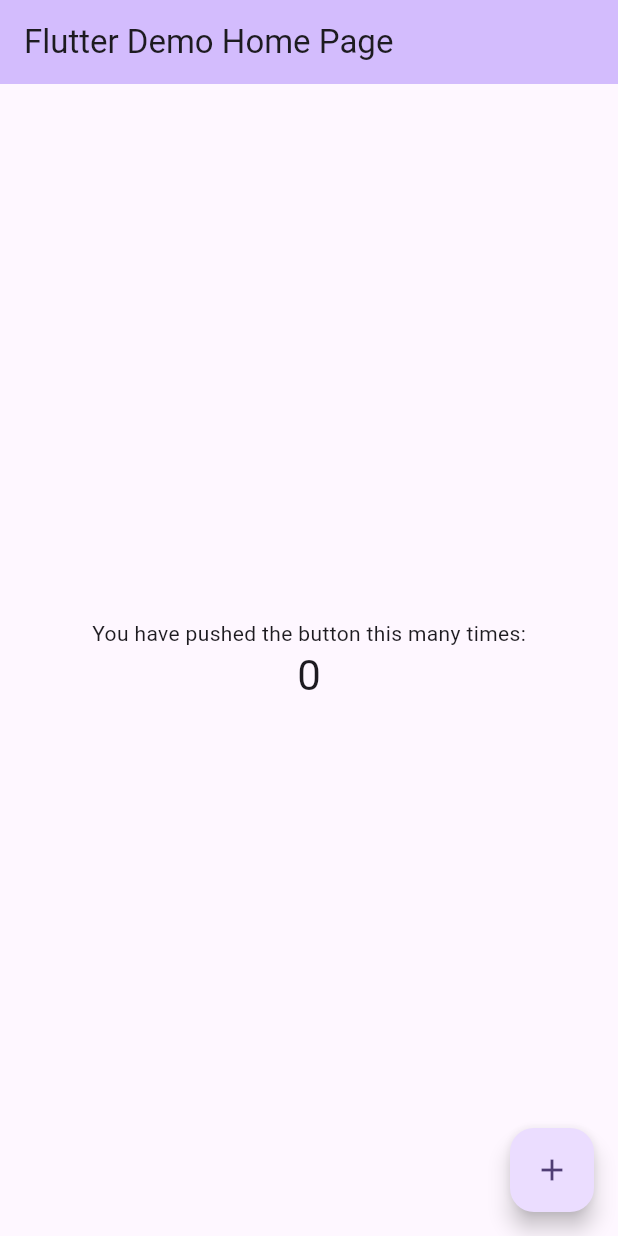
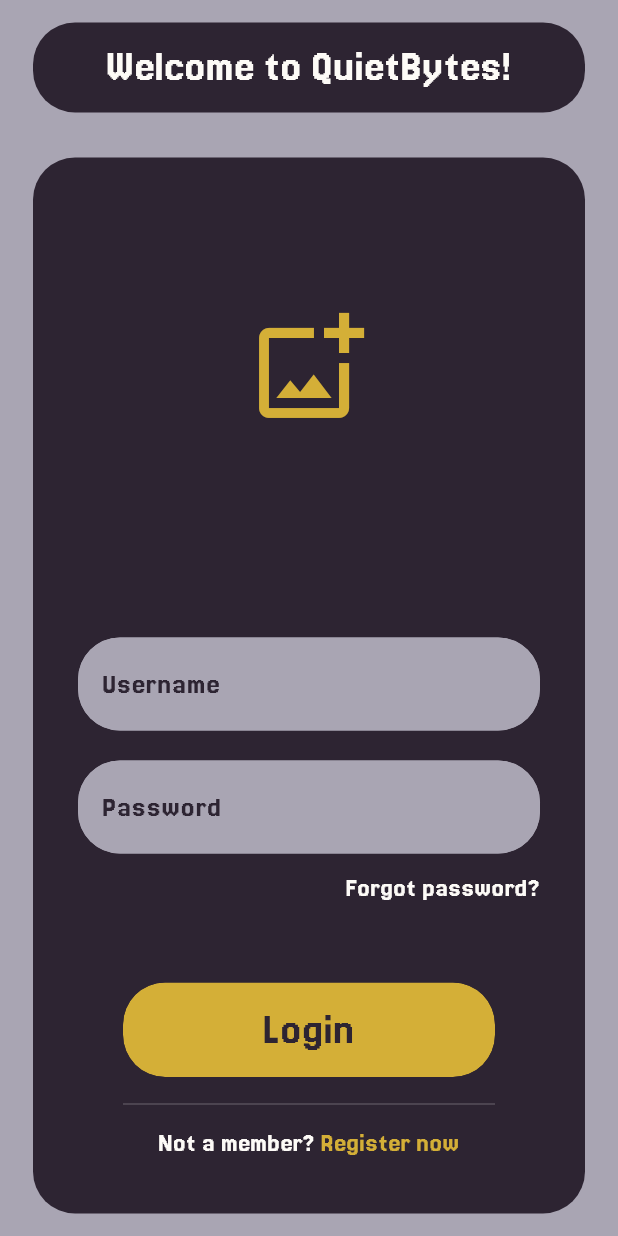
Before and after one commit to pcknn/quietbytes, a Flutter app: the screen it shows after launch, on a phone screen of 412 x 824 dp. Run offline on Flutter 3.47's test engine with Material 3 defaults, Android fonts, the phone set to English and light mode, and no system bars.

Commit message:
Added login UI layout (no functionality)

```diff
--- /dev/null
+++ b/devtools_options.yaml
@@ -0,0 +1,3 @@
+description: This file stores settings for Dart & Flutter DevTools.
+documentation: https://docs.flutter.dev/tools/devtools/extensions#configure-extension-enablement-states
+extensions:
--- /dev/null
+++ b/lib/componets/custom_textfield.dart
@@ -0,0 +1,48 @@
+import 'package:flutter/material.dart';
+import '../theme/colors.dart';
+import '../theme/spacing.dart';
+
+class CustomTextfield extends StatelessWidget {
+  final controller;
+  final String hintText;
+  final bool obscureText;
+
+  const CustomTextfield({
+    super.key,
+    required this.controller,
+    required this.hintText,
+    this.obscureText = false,
+  });
+
+  @override
+  Widget build(BuildContext context) {
+    // Username textfield
+    return Padding(
+      padding: const EdgeInsets.symmetric(
+        horizontal: 30.0,
+      ), // "Width/Lenght" of the button
+      child: TextField(
+        controller: controller,
+        obscureText: obscureText,
+        decoration: InputDecoration(
+          enabledBorder: OutlineInputBorder(
+            borderRadius: BorderRadius.circular(AppSpacing.pillBorderRadius),
+            borderSide: const BorderSide(color: AppColors.lavender),
+          ),
+          focusedBorder: OutlineInputBorder(
+            borderRadius: BorderRadius.circular(AppSpacing.pillBorderRadius),
+            borderSide: const BorderSide(color: AppColors.gold),
+          ),
+          fillColor: AppColors.lavender,
+          filled: true,
+          hintText: hintText,
+          hintStyle: const TextStyle(
+            color: AppColors.purple,
+            fontFamily: 'Jersey20',
+            fontSize: 20,
+          ),
+        ),
+      ),
+    );
+  }
+}
--- /dev/null
+++ b/lib/componets/login_button.dart
@@ -0,0 +1,47 @@
+import 'package:flutter/material.dart';
+import '../theme/colors.dart';
+import '../theme/spacing.dart';
+
+class LoginButton extends StatelessWidget {
+  //final Function()? onTap;
+  final VoidCallback onTap;
+
+  const LoginButton({super.key, required this.onTap});
+
+  @override
+  Widget build(BuildContext context) {
+    return Padding(
+      padding: const EdgeInsets.symmetric(
+        horizontal: 60.0,
+      ), // "Width/Lenght" of the button
+      child: Material(
+        color: Colors.transparent,
+        borderRadius: BorderRadius.circular(AppSpacing.pillBorderRadius),
+        clipBehavior: Clip.antiAlias,
+        child: InkWell(
+          onTap: onTap,
+          borderRadius: BorderRadius.circular(AppSpacing.pillBorderRadius),
+          splashColor: AppColors.purple.withValues(alpha: 0.4),
+          highlightColor: AppColors.lavender.withValues(alpha: 0.1),
+          child: Ink(
+            decoration: BoxDecoration(
+              color: AppColors.gold,
+              borderRadius: BorderRadius.circular(AppSpacing.pillBorderRadius),
+            ),
+            padding: const EdgeInsets.all(10), // "Height" of the button
+            child: const Center(
+              child: Text(
+                'Login',
+                style: TextStyle(
+                  color: AppColors.purple,
+                  fontFamily: 'Jersey20',
+                  fontSize: 30,
+                ),
+              ),
+            ),
+          ),
+        ),
+      ),
+    );
+  }
+}
--- /dev/null
+++ b/lib/features/login.dart
@@ -0,0 +1,189 @@
+import 'package:flutter/material.dart';
+import '../theme/colors.dart';
+import '../theme/spacing.dart';
+import '../componets/custom_textfield.dart';
+import '../componets/login_button.dart';
+
+class Login extends StatelessWidget {
+  Login({super.key});
+
+  final usernameController = TextEditingController();
+  final passwordController = TextEditingController();
+
+  void signUserIn() {}
+
+  @override
+  Widget build(BuildContext context) {
+    return Scaffold(
+      backgroundColor: AppColors.lavender,
+      body: SafeArea(
+        child: Padding(
+          padding: const EdgeInsets.symmetric(
+            horizontal: AppSpacing.horizontalPaddingWidth,
+            vertical: AppSpacing.verticalPaddingIsland,
+          ),
+          child: Column(
+            mainAxisAlignment: MainAxisAlignment.center,
+            children: [
+              //Top pill (Welcome to QuietBytes!)
+              Container(
+                width: double.infinity,
+                height: AppSpacing.topPillHeight,
+                padding: const EdgeInsets.symmetric(
+                  horizontal: AppSpacing.topPillTextPadding,
+                ),
+                alignment: Alignment.center,
+                decoration: BoxDecoration(
+                  color: AppColors.purple,
+                  borderRadius: BorderRadius.circular(
+                    AppSpacing.pillBorderRadius,
+                  ),
+                ),
+                child: const Text(
+                  'Welcome to QuietBytes!',
+                  style: TextStyle(
+                    color: AppColors.cream,
+                    fontFamily: 'Jersey20',
+                    fontSize: 30,
+                  ),
+                ),
+              ),
+
+              const SizedBox(
+                height: AppSpacing.pillsSpacing,
+              ), // Spacing between the two pills
+              //2nd Pill (Background pill, login, )
+              Expanded(
+                child: Stack(
+                  alignment: Alignment.topCenter,
+                  children: [
+                    Container(
+                      width: double.infinity,
+                      margin: const EdgeInsets.only(
+                        top: 20,
+                      ), // To create a slight overlap with the top pill
+                      decoration: BoxDecoration(
+                        color: AppColors.purple,
+                        borderRadius: BorderRadius.circular(
+                          AppSpacing.pillBorderRadius,
+                        ),
+                      ),
+                    ),
+
+                    // Login Features
+
+                    // Logo
+                    Padding(
+                      padding: const EdgeInsets.only(
+                        top: 120.0,
+                      ), //Where the logo is placed, could be adjusted later
+                      child: Column(
+                        children: [
+                          const Icon(
+                            Icons.add_photo_alternate_outlined,
+                            size: 80,
+                            color: AppColors.gold,
+                          ),
+
+                          // Username textfield
+                          const SizedBox(
+                            height: 140,
+                          ), // Where the textfields are placed based of logo, could be adjusted later
+                          CustomTextfield(
+                            controller: usernameController,
+                            hintText: 'Username',
+                            obscureText: false,
+                          ),
+
+                          // Password textfield
+                          const SizedBox(
+                            height: 20,
+                          ), // Distance between the two textfields, could be adjusted later
+                          CustomTextfield(
+                            controller: passwordController,
+                            hintText: 'Password',
+                            obscureText: true,
+                          ),
+
+                          // Forgot password?
+                          const SizedBox(
+                            height: 10,
+                          ), // Distance between the password textfield and the "Forgot password?" text, could be adjusted later
+                          Padding(
+                            padding: const EdgeInsets.symmetric(
+                              horizontal: 30.0,
+                            ),
+                            child: Row(
+                              mainAxisAlignment: MainAxisAlignment.end,
+                              children: [
+                                Text(
+                                  'Forgot password?',
+                                  style: TextStyle(
+                                    color: AppColors.cream,
+                                    fontFamily: 'Jersey20',
+                                    fontSize: 18,
+                                  ),
+                                ),
+                              ],
+                            ),
+                          ),
+
+                          // Login button
+                          const SizedBox(
+                            height: 50,
+                          ), // Distance between the "Forgot password?" text and the login button, could be adjusted later
+                          LoginButton(onTap: signUserIn),
+
+                          // Not a member? Register now "Text Button"
+                          const SizedBox(
+                            height: 10,
+                          ), // Distance between the logi button and the Divider, could be adjusted later
+                          Divider(
+                            color: AppColors.cream.withValues(alpha: 0.2),
+                            thickness: 1,
+                            indent: 60,
+                            endIndent: 60,
+                          ),
+                          const SizedBox(
+                            height: 5,
+                          ), // Distance between the Divider and the "Not a member? Register now" text, could be adjusted later
+                          Padding(
+                            padding: const EdgeInsets.symmetric(
+                              horizontal: 30.0,
+                            ),
+                            child: Row(
+                              mainAxisAlignment: MainAxisAlignment.center,
+                              children: [
+                                Text(
+                                  'Not a member?',
+                                  style: TextStyle(
+                                    color: AppColors.cream,
+                                    fontFamily: 'Jersey20',
+                                    fontSize: 18,
+                                  ),
+                                ),
+                                const SizedBox(width: 4),
+                                Text(
+                                  'Register now',
+                                  style: TextStyle(
+                                    color: AppColors.gold,
+                                    fontFamily: 'Jersey20',
+                                    fontSize: 18,
+                                  ),
+                                ),
+                              ],
+                            ),
+                          ),
+                        ],
+                      ),
+                    ),
+                  ],
+                ),
+              ),
+            ],
+          ),
+        ),
+      ),
+    );
+  }
+}
--- a/lib/main.dart
+++ b/lib/main.dart
@@ -1,4 +1,5 @@
 import 'package:flutter/material.dart';
+import 'features/login.dart';
 
 void main() {
   runApp(const MyApp());
@@ -7,116 +8,8 @@
 class MyApp extends StatelessWidget {
   const MyApp({super.key});
 
-  // This widget is the root of your application.
   @override
   Widget build(BuildContext context) {
-    return MaterialApp(
-      title: 'Flutter Demo',
-      theme: ThemeData(
-        // This is the theme of your application.
-        //
-        // TRY THIS: Try running your application with "flutter run". You'll see
-        // the application has a purple toolbar. Then, without quitting the app,
-        // try changing the seedColor in the colorScheme below to Colors.green
-        // and then invoke "hot reload" (save your changes or press the "hot
-        // reload" button in a Flutter-supported IDE, or press "r" if you used
-        // the command line to start the app).
-        //
-        // Notice that the counter didn't reset back to zero; the application
-        // state is not lost during the reload. To reset the state, use hot
-        // restart instead.
-        //
-        // This works for code too, not just values: Most code changes can be
-        // tested with just a hot reload.
-        colorScheme: .fromSeed(seedColor: Colors.deepPurple),
-      ),
-      home: const MyHomePage(title: 'Flutter Demo Home Page'),
-    );
+    return MaterialApp(debugShowCheckedModeBanner: false, home: Login());
   }
 }
-
-class MyHomePage extends StatefulWidget {
-  const MyHomePage({super.key, required this.title});
-
-  // This widget is the home page of your application. It is stateful, meaning
-  // that it has a State object (defined below) that contains fields that affect
-  // how it looks.
-
-  // This class is the configuration for the state. It holds the values (in this
-  // case the title) provided by the parent (in this case the App widget) and
-  // used by the build method of the State. Fields in a Widget subclass are
-  // always marked "final".
-
-  final String title;
-
-  @override
-  State<MyHomePage> createState() => _MyHomePageState();
-}
-
-class _MyHomePageState extends State<MyHomePage> {
-  int _counter = 0;
-
-  void _incrementCounter() {
-    setState(() {
-      // This call to setState tells the Flutter framework that something has
-      // changed in this State, which causes it to rerun the build method below
-      // so that the display can reflect the updated values. If we changed
-      // _counter without calling setState(), then the build method would not be
-      // called again, and so nothing would appear to happen.
-      _counter++;
-    });
-  }
-
-  @override
-  Widget build(BuildContext context) {
-    // This method is rerun every time setState is called, for instance as done
-    // by the _incrementCounter method above.
-    //
-    // The Flutter framework has been optimized to make rerunning build methods
-    // fast, so that you can just rebuild anything that needs updating rather
-    // than having to individually change instances of widgets.
-    return Scaffold(
-      appBar: AppBar(
-        // TRY THIS: Try changing the color here to a specific color (to
-        // Colors.amber, perhaps?) and trigger a hot reload to see the AppBar
-        // change color while the other colors stay the same.
-        backgroundColor: Theme.of(context).colorScheme.inversePrimary,
-        // Here we take the value from the MyHomePage object that was created by
-        // the App.build method, and use it to set our appbar title.
-        title: Text(widget.title),
-      ),
-      body: Center(
-        // Center is a layout widget. It takes a single child and positions it
-        // in the middle of the parent.
-        child: Column(
-          // Column is also a layout widget. It takes a list of children and
-          // arranges them vertically. By default, it sizes itself to fit its
-          // children horizontally, and tries to be as tall as its parent.
-          //
-          // Column has various properties to control how it sizes itself and
-          // how it positions its children. Here we use mainAxisAlignment to
-          // center the children vertically; the main axis here is the vertical
-          // axis because Columns are vertical (the cross axis would be
-          // horizontal).
-          //
-          // TRY THIS: Invoke "debug painting" (choose the "Toggle Debug Paint"
-          // action in the IDE, or press "p" in the console), to see the
-          // wireframe for each widget.
-          mainAxisAlignment: .center,
-          children: [
-            const Text('You have pushed the button this many times:'),
-            Text(
-              '$_counter',
-              style: Theme.of(context).textTheme.headlineMedium,
-            ),
-          ],
-        ),
-      ),
-      floatingActionButton: FloatingActionButton(
-        onPressed: _incrementCounter,
-        tooltip: 'Increment',
-        child: const Icon(Icons.add),
-      ),
-    );
-  }
-}
--- /dev/null
+++ b/lib/theme/colors.dart
@@ -0,0 +1,11 @@
+import 'package:flutter/material.dart';
+
+class AppColors {
+  //Color palette
+  static const Color purple = Color(0xFF2D2432);
+  static const Color gold = Color(0xFFD4AF37);
+  static const Color lavender = Color(0xFFA9A5B3);
+  static const Color cream = Color(0xFFFDFBF7);
+  static const Color rose = Color(0xFFB55B66); // Example color value
+
+}
--- /dev/null
+++ b/lib/theme/spacing.dart
@@ -0,0 +1,15 @@
+class AppSpacing {
+  //General Spacing
+  static const double pillBorderRadius = 28.0; //Border radius of pills
+  static const double horizontalPaddingWidth =
+      22.0; //Padding from left and right edges of the screen to the pill
+  static const double verticalPaddingIsland =
+      15.0; //Padding from top of pill to Apple Dynamic Island
+  static const double pillsSpacing = 10.0; //Spacing between the two pills
+
+  //Login Screen Spacing
+  //Top pill spacing
+  static const double topPillHeight = 60.0; //Height of the top pill
+  static const double topPillTextPadding =
+      20.0; //Padding of the text inside the top pill
+}
```
Also changed, not shown: assets/fonts/Jersey20-Regular OFL.txt (added, +93 -0 lines), pubspec.yaml (+6 -6 lines), assets/fonts/Jersey20-Regular.ttf (added), 7 other files.
